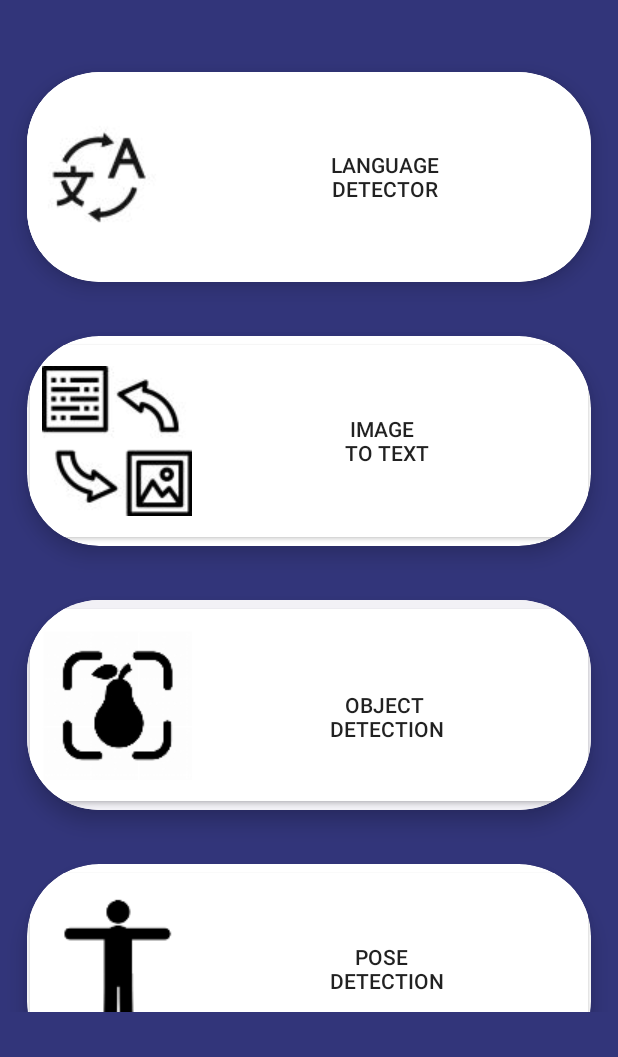
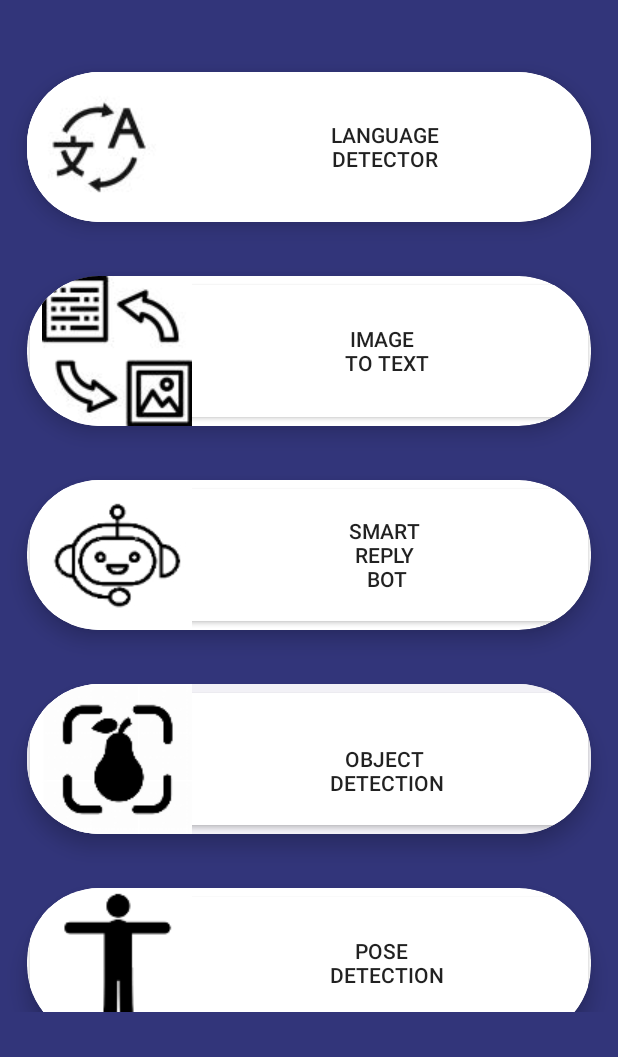
Before and after one commit to Kritika-Manglam/VisionAI, an Android app: the screen it shows after launch (choicePage), on a phone screen of 412 x 824 dp, the part 179-1236 px from its top. Run offline under Robolectric (Android 15) with nearby library versions, the phone set to English and light mode, and no system bars.

Commit message:
Smart Reply Bot added

```diff
--- a/app/src/main/java/com/example/myapplication/choicePage.kt
+++ b/app/src/main/java/com/example/myapplication/choicePage.kt
@@ -13,6 +13,7 @@ class choicePage : AppCompatActivity() {
     private lateinit var bt2 : Button
     private lateinit var bt3 : Button
     private lateinit var bt4 : Button
+    private lateinit var bt5 : Button
     override fun onCreate(savedInstanceState: Bundle?) {
         super.onCreate(savedInstanceState)
         enableEdgeToEdge()
@@ -40,5 +41,11 @@ class choicePage : AppCompatActivity() {
             val intent= Intent (this ,RecognizeText::class.java )
             startActivity(intent)
         }
+
+        bt5= findViewById(R.id.b5)
+        bt5.setOnClickListener{
+            val intent= Intent (this ,ReplyBot::class.java )
+            startActivity(intent)
+        }
     }
 }
--- a/app/src/main/res/layout/activity_choice_page.xml
+++ b/app/src/main/res/layout/activity_choice_page.xml
@@ -28,7 +28,7 @@
         android:layout_width="match_parent"
         android:layout_height="match_parent"
         android:layout_below="@id/textView3"
-        android:rowCount="4"
+        android:rowCount="5"
         android:columnCount="1"
 
         android:background="@color/dark_blue"
@@ -56,7 +56,7 @@
                 <Button
                     android:id="@+id/b3"
                     android:layout_width="380dp"
-                    android:layout_height="140dp"
+                    android:layout_height="100dp"
                     android:layout_row="1"
                     android:layout_column="0"
                     android:background="@drawable/btn_gallery"
@@ -91,7 +91,7 @@
                 <Button
                     android:id="@+id/b4"
                     android:layout_width="380dp"
-                    android:layout_height="140dp"
+                    android:layout_height="100dp"
                     android:backgroundTint="@color/white"
                     android:drawableStart="@drawable/imgtotext"
                     android:text="Image \n To text"
@@ -100,12 +100,41 @@
             </LinearLayout>
         </androidx.cardview.widget.CardView>
 
+        <androidx.cardview.widget.CardView
+            android:layout_width="wrap_content"
+            android:layout_height="wrap_content"
+            app:layout_column="0"
+            app:layout_row="2"
+            app:layout_gravity="fill"
+            app:layout_rowWeight="1"
+            app:layout_columnWeight="1"
+            app:cardCornerRadius="48dp"
+            android:background="@color/dark_blue"
+            android:layout_margin="18dp"
+            app:cardElevation="8dp">
+            <LinearLayout
+                android:layout_width="wrap_content"
+                android:layout_height="wrap_content"
+                android:orientation="vertical"
+                android:gravity="center"
+                app:layout_gravity="center_vertical|center_horizontal">
+                <Button
+                    android:id="@+id/b5"
+                    android:layout_width="380dp"
+                    android:layout_height="100dp"
+                    android:backgroundTint="@color/white"
+                    android:drawableStart="@drawable/replybot"
+                    android:text="Smart\nReply\n Bot"
+                    android:textAlignment="center"
+                    android:textColorLink="#F7FFFFFF" />
+            </LinearLayout>
+        </androidx.cardview.widget.CardView>
 
         <androidx.cardview.widget.CardView
             android:layout_width="wrap_content"
             android:layout_height="wrap_content"
             app:layout_column="0"
-            app:layout_row="2"
+            app:layout_row="3"
             app:layout_gravity="fill"
             app:layout_rowWeight="1"
             app:layout_columnWeight="1"
@@ -123,7 +152,7 @@
                 <Button
                     android:id="@+id/b1"
                     android:layout_width="380dp"
-                    android:layout_height="140dp"
+                    android:layout_height="100dp"
                     android:drawableStart="@drawable/objdet"
                     android:backgroundTint="@color/white"
                     android:text=" \n Object \n Detection"
@@ -136,7 +165,7 @@
             android:layout_width="wrap_content"
             android:layout_height="wrap_content"
             app:layout_column="0"
-            app:layout_row="3"
+            app:layout_row="4"
             app:layout_gravity="fill"
             app:layout_rowWeight="1"
             app:layout_columnWeight="1"
@@ -153,7 +182,7 @@
                 <Button
                     android:id="@+id/b2"
                     android:layout_width="380dp"
-                    android:layout_height="140dp"
+                    android:layout_height="100dp"
                     android:backgroundTint="@color/white"
                     android:drawableStart="@drawable/pose"
                     android:text="Pose \n Detection"
@@ -162,6 +191,8 @@
             </LinearLayout>
         </androidx.cardview.widget.CardView>
 
+
+
     </GridLayout>
 
     </RelativeLayout>
--- a/gradle/libs.versions.toml
+++ b/gradle/libs.versions.toml
@@ -13,6 +13,7 @@ tensorflowLiteSupport = "0.1.0"
 tensorflowLiteMetadata = "0.1.0"
 visionCommon = "17.3.0"
 gridlayout = "1.0.0"
+smartReplyCommon = "16.1.0"
 
 [libraries]
 androidx-core-ktx = { group = "androidx.core", name = "core-ktx", version.ref = "coreKtx" }
@@ -27,6 +28,7 @@ tensorflow-lite-support = { group = "org.tensorflow", name = "tensorflow-lite-su
 tensorflow-lite-metadata = { group = "org.tensorflow", name = "tensorflow-lite-metadata", version.ref = "tensorflowLiteMetadata" }
 vision-common = { group = "com.google.mlkit", name = "vision-common", version.ref = "visionCommon" }
 androidx-gridlayout = { group = "androidx.gridlayout", name = "gridlayout", version.ref = "gridlayout" }
+smart-reply-common = { group = "com.google.mlkit", name = "smart-reply-common", version.ref = "smartReplyCommon" }
 
 [plugins]
 android-application = { id = "com.android.application", version.ref = "agp" }
```
Also changed, not shown: app/build.gradle.kts (+8 -1 lines), app/src/main/AndroidManifest.xml (+6 -3 lines), app/src/main/java/com/example/myapplication/ReplyBot.kt (added, +70 -0 lines), app/src/main/res/layout/activity_reply_bot.xml (added, +67 -0 lines), app/src/main/res/drawable/replybot.jpg (added).
